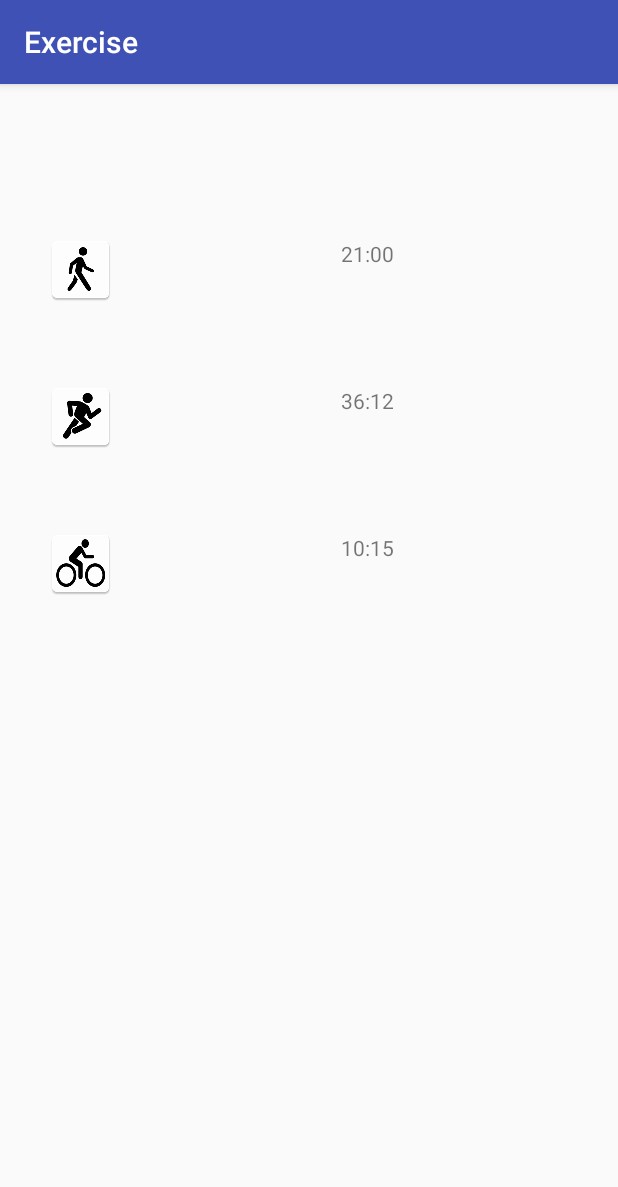
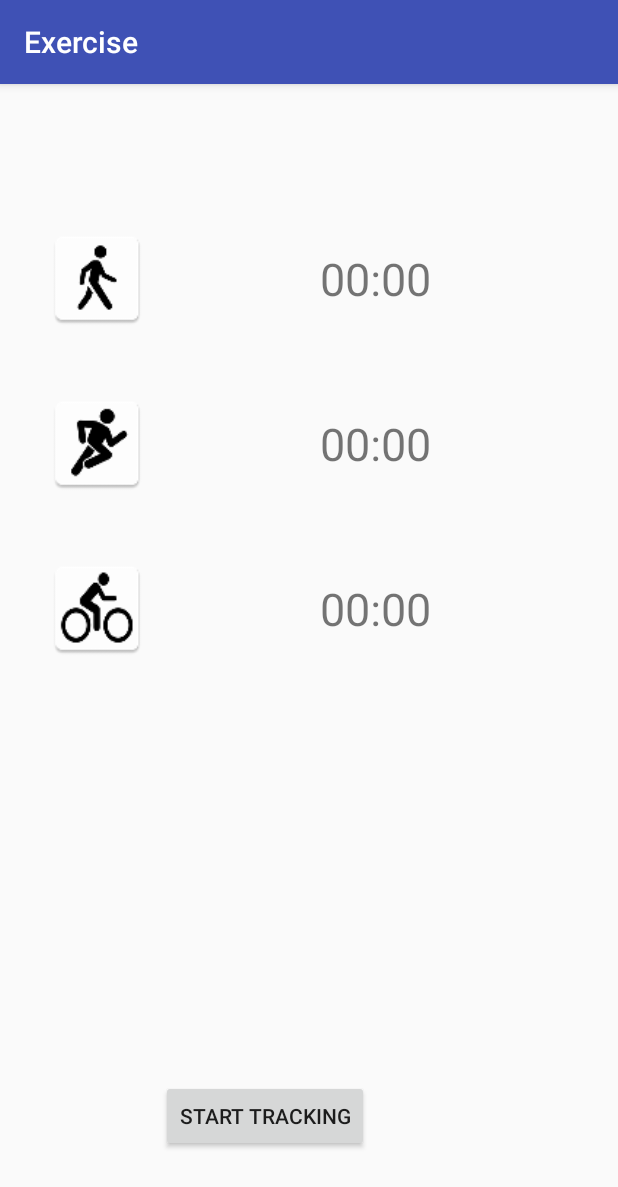
Before and after one commit to alexisfat/HelloHydration, an Android app: the ExerciseTracker screen opened directly, with no data from a screen before it, on a phone screen of 412 x 824 dp. Shown: the top 1187 px of the screen. Run offline under Robolectric (Android 15) with nearby library versions, the phone set to English and light mode, and no system bars.

```diff
--- a/app/src/main/res/layout/activity_exercisetracker.xml
+++ b/app/src/main/res/layout/activity_exercisetracker.xml
@@ -1,47 +1,90 @@
 <?xml version="1.0" encoding="utf-8"?>
-<TableLayout xmlns:android="http://schemas.android.com/apk/res/android"
+<RelativeLayout xmlns:android="http://schemas.android.com/apk/res/android"
     xmlns:app="http://schemas.android.com/apk/res-auto"
     android:layout_width="match_parent"
     android:layout_height="match_parent"
     android:stretchColumns="1">
-    <TableRow android:paddingTop="100dp">
+    <TableLayout
+        android:layout_width="match_parent"
+        android:layout_height="match_parent">
+
+        <TableRow android:paddingTop="80dp">
 
             <ImageView
                 android:paddingLeft="30dp"
-            android:layout_width="wrap_content"
-            android:layout_height="wrap_content"
+                android:layout_width="100dp"
+                android:layout_height="100dp"
                 app:srcCompat="@mipmap/walking"
                 android:id="@+id/imageView5" />
+            <TextView
+                android:layout_width="100dp"
+                android:layout_height="100dp"/>
 
             <TextView
-            android:text="21:00"
+                android:id="@+id/walkingTime"
+                android:text="00:00"
+                android:textSize="30dp"
+                android:layout_width="100dp"
+                android:layout_height="100dp"
                 android:gravity="center"
                 android:padding="3dip" />
         </TableRow>
 
-    <TableRow android:paddingTop="50dp">
+        <TableRow android:paddingTop="10dp">
             <ImageView
                 android:paddingLeft="30dp"
-            android:layout_width="wrap_content"
-            android:layout_height="wrap_content"
+                android:layout_width="100dp"
+                android:layout_height="100dp"
                 app:srcCompat="@mipmap/running"
                 android:id="@+id/imageView6" />
             <TextView
-            android:text="36:12"
+                android:layout_width="100dp"
+                android:layout_height="100dp"/>
+            <TextView
+                android:id="@+id/runningTime"
+                android:text="00:00"
+                android:textSize="30dp"
+                android:layout_width="100dp"
+                android:layout_height="100dp"
                 android:gravity="center"
                 android:padding="3dip" />
         </TableRow>
 
-    <TableRow android:paddingTop="50dp">
+        <TableRow android:paddingTop="10dp">
             <ImageView
                 android:paddingLeft="30dp"
-            android:layout_width="wrap_content"
-            android:layout_height="wrap_content"
+                android:layout_width="100dp"
+                android:layout_height="100dp"
                 app:srcCompat="@mipmap/biking"
                 android:id="@+id/imageView7" />
             <TextView
-            android:text="10:15"
+                android:layout_width="100dp"
+                android:layout_height="100dp"/>
+            <TextView
+                android:id="@+id/bikingTime"
+                android:text="00:00"
+                android:textSize="30dp"
+                android:layout_width="100dp"
+                android:layout_height="100dp"
                 android:gravity="center"
                 android:padding="3dip" />
         </TableRow>
+
     </TableLayout>
+
+
+    <Button
+        android:text="Start Tracking"
+
+        android:layout_width="wrap_content"
+        android:layout_height="wrap_content"
+        android:id="@+id/trackbutton"
+        android:layout_marginBottom="56dp"
+        android:layout_alignParentBottom="true"
+        android:layout_alignParentLeft="true"
+        android:layout_alignParentStart="true"
+        android:layout_marginLeft="107dp"
+        android:layout_marginStart="107dp" />
+
+
+</RelativeLayout>
```
Lines whose indentation alone changed are shown as unchanged.
